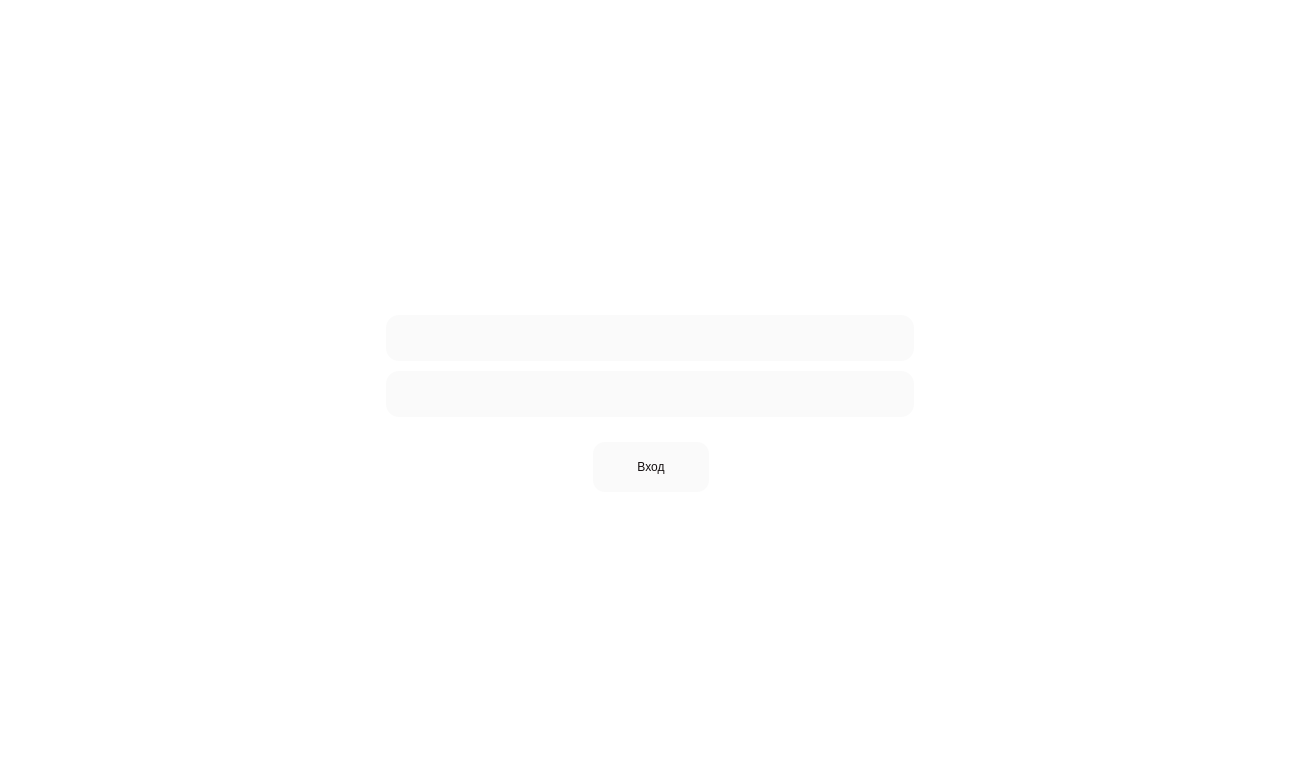
The window that mainwindow.ui (burakshaevn/qt-car-dealership) describes before a commit, drawn with Qt 5.
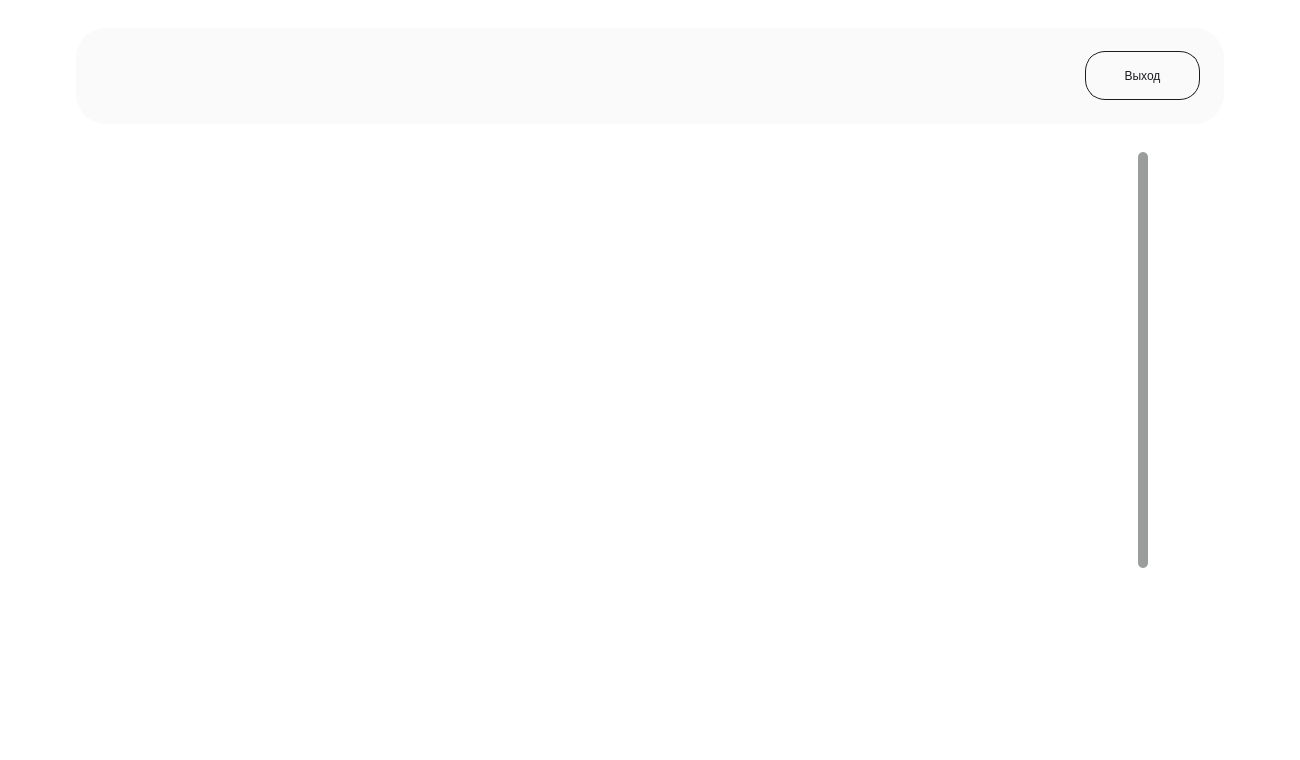
The same window after the commit. Icons and pictures are not drawn.

```diff
--- a/mainwindow.ui
+++ b/mainwindow.ui
@@ -32,6 +32,130 @@
 	background-color: #ffffff;
 }</string>
     </property>
+    <widget class="QWidget" name="user_page">
+     <widget class="QLabel" name="label_3">
+      <property name="geometry">
+       <rect>
+        <x>76</x>
+        <y>28</y>
+        <width>1148</width>
+        <height>96</height>
+       </rect>
+      </property>
+      <property name="styleSheet">
+       <string notr="true">QLabel {
+	background-color: #fafafa;
+	border-radius: 30px;
+}</string>
+      </property>
+      <property name="text">
+       <string/>
+      </property>
+     </widget>
+     <widget class="QPushButton" name="pushButton_logout">
+      <property name="geometry">
+       <rect>
+        <x>1085</x>
+        <y>51</y>
+        <width>115</width>
+        <height>49</height>
+       </rect>
+      </property>
+      <property name="styleSheet">
+       <string notr="true">QPushButton {
+	background-color: transparent;
+	color: #1d1b20;
+	border: 1px solid #1d1b20;
+	border-radius: 20px;
+	
+	font: 12pt &quot;JetBrains Mono&quot;;
+}</string>
+      </property>
+      <property name="text">
+       <string>Выход</string>
+      </property>
+     </widget>
+     <widget class="QLabel" name="label_clientname">
+      <property name="geometry">
+       <rect>
+        <x>536</x>
+        <y>59</y>
+        <width>523</width>
+        <height>34</height>
+       </rect>
+      </property>
+      <property name="styleSheet">
+       <string notr="true">QLabel {
+	color: #1d1b20;
+	background-color: transparent;
+	font: 700 21pt &quot;JetBrains Mono&quot;;
+}</string>
+      </property>
+      <property name="text">
+       <string/>
+      </property>
+      <property name="alignment">
+       <set>Qt::AlignmentFlag::AlignRight|Qt::AlignmentFlag::AlignTrailing|Qt::AlignmentFlag::AlignVCenter</set>
+      </property>
+     </widget>
+     <widget class="QScrollArea" name="scrollArea_2">
+      <property name="geometry">
+       <rect>
+        <x>153</x>
+        <y>152</y>
+        <width>995</width>
+        <height>534</height>
+       </rect>
+      </property>
+      <property name="styleSheet">
+       <string notr="true">QScrollArea{
+	background-color: transparent;
+	border: 0px;
+}
+
+QScrollBar:vertical {
+        border: none;
+        background: transparent;
+        width: 10px;
+        margin: 0px 0px 0px 0px;
+    }
+    QScrollBar::handle:vertical {
+        background: #9b9c9c;
+        min-height: 20px;
+        border-radius: 5px;
+    }
+    QScrollBar::add-line:vertical, QScrollBar::sub-line:vertical {
+        background: none;
+        height: 0px;
+    }
+    QScrollBar::add-page:vertical, QScrollBar::sub-page:vertical {
+        background: transparent;
+    }</string>
+      </property>
+      <property name="verticalScrollBarPolicy">
+       <enum>Qt::ScrollBarPolicy::ScrollBarAsNeeded</enum>
+      </property>
+      <property name="horizontalScrollBarPolicy">
+       <enum>Qt::ScrollBarPolicy::ScrollBarAlwaysOff</enum>
+      </property>
+      <property name="widgetResizable">
+       <bool>false</bool>
+      </property>
+      <property name="alignment">
+       <set>Qt::AlignmentFlag::AlignHCenter|Qt::AlignmentFlag::AlignTop</set>
+      </property>
+      <widget class="QWidget" name="scrollAreaWidgetContents_2">
+       <property name="geometry">
+        <rect>
+         <x>2</x>
+         <y>0</y>
+         <width>981</width>
+         <height>685</height>
+        </rect>
+       </property>
+      </widget>
+     </widget>
+    </widget>
     <widget class="QWidget" name="login">
      <widget class="QLineEdit" name="lineEdit_login">
       <property name="geometry">
```
Left out of the diff: 88 changed lines with no effect on the pictures.
